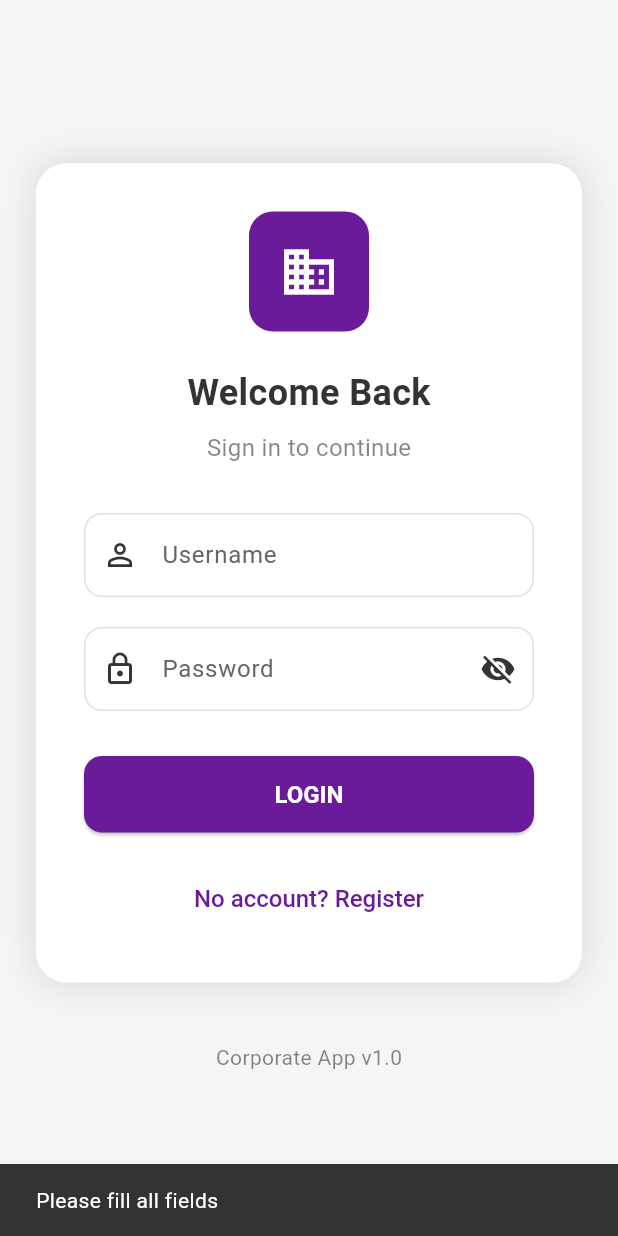
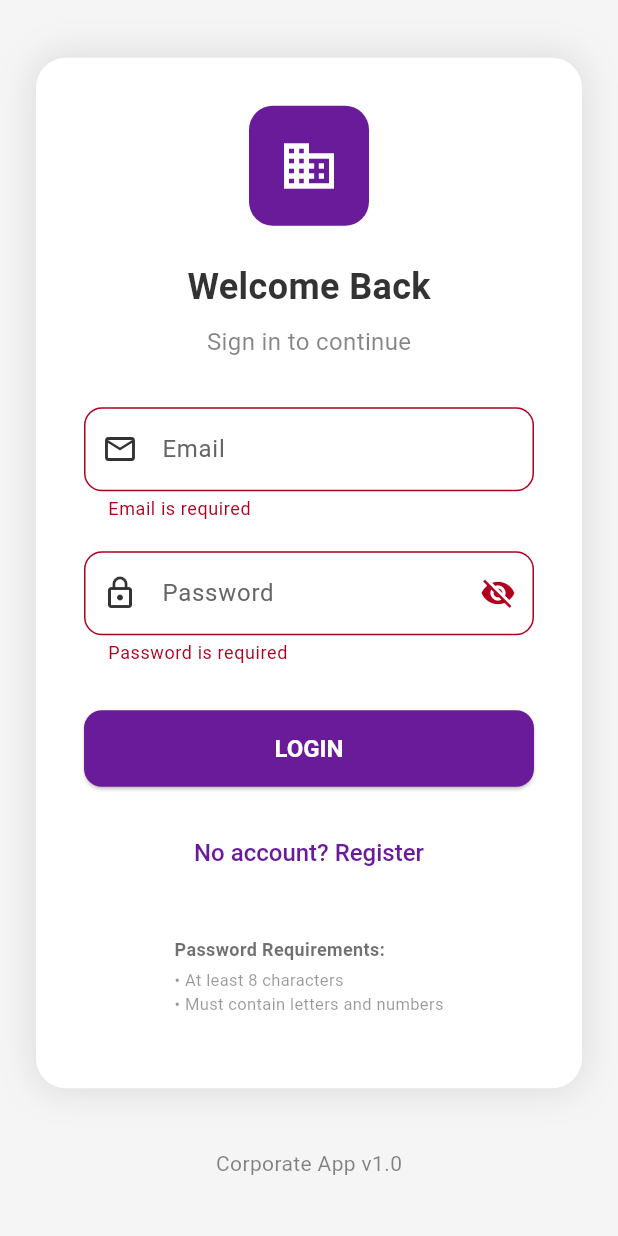
Before and after one commit to DidarTito/corporate_app, a Flutter app: the screen it shows after launch, after a tap on "LOGIN", on a phone screen of 412 x 824 dp. Run offline on Flutter 3.47's test engine with Material 3 defaults, Android fonts, the phone set to English and light mode, and no system bars.

Commit message:
login & theme: UI consistency and color scheme improvements

```diff
--- a/lib/screens/login_screen.dart
+++ b/lib/screens/login_screen.dart
@@ -1,5 +1,7 @@
 import 'package:flutter/material.dart';
+import 'package:provider/provider.dart';
 import 'home_screen.dart';
+import '../providers/settings_provider.dart';
 
 class LoginScreen extends StatefulWidget {
   const LoginScreen({super.key});
@@ -9,27 +11,67 @@ class LoginScreen extends StatefulWidget {
 }
 
 class _LoginScreenState extends State<LoginScreen> {
-  final TextEditingController _usernameController = TextEditingController();
+  final TextEditingController _emailController = TextEditingController();
   final TextEditingController _passwordController = TextEditingController();
   bool _isPasswordVisible = false;
+  String? _emailError;
+  String? _passwordError;
 
-  @override
-  void dispose() {
-    _usernameController.dispose();
-    _passwordController.dispose();
-    super.dispose();
+  bool _validateEmail(String email) {
+    // Basic email validation
+    final emailRegex = RegExp(r'^[a-zA-Z0-9._%+-]+@[a-zA-Z0-9.-]+\.[a-zA-Z]{2,}$');
+    return emailRegex.hasMatch(email);
   }
 
-  void _login() {
-    final username = _usernameController.text.trim();
+  bool _validatePassword(String password) {
+    // At least 8 characters, contains letters and numbers
+    if (password.length < 8) return false;
+
+    final hasLetters = RegExp(r'[a-zA-Z]').hasMatch(password);
+    final hasNumbers = RegExp(r'[0-9]').hasMatch(password);
+
+    return hasLetters && hasNumbers;
+  }
+
+  void _validateForm() {
+    setState(() {
+      _emailError = null;
+      _passwordError = null;
+
+      final email = _emailController.text.trim();
+      final password = _passwordController.text.trim();
+
+      if (email.isEmpty) {
+        _emailError = 'Email is required';
+      } else if (!_validateEmail(email)) {
+        _emailError = 'Please enter a valid email address';
+      }
+
+      if (password.isEmpty) {
+        _passwordError = 'Password is required';
+      } else if (password.length < 8) {
+        _passwordError = 'Password must be at least 8 characters';
+      } else if (!_validatePassword(password)) {
+        _passwordError = 'Password must contain letters and numbers';
+      }
+    });
+  }
+
+  void _login(BuildContext context) {
+    final email = _emailController.text.trim();
     final password = _passwordController.text.trim();
 
-    if (username.isEmpty || password.isEmpty) {
-      ScaffoldMessenger.of(context).showSnackBar(
-        const SnackBar(content: Text('Please fill all fields')),
-      );
+    // Validate form
+    _validateForm();
+
+    // Check if there are any errors
+    if (_emailError != null || _passwordError != null) {
       return;
     }
+
+    // Сохраняем email в провайдере
+    final settings = Provider.of<SettingsProvider>(context, listen: false);
+    settings.saveLoginEmail(email);
 
     // Mock login
     Navigator.pushReplacement(
@@ -103,17 +145,26 @@ class _LoginScreenState extends State<LoginScreen> {
                     ),
                     const SizedBox(height: 32),
 
-                    // Поле username
+                    // Поле email с валидацией
                     TextField(
-                      controller: _usernameController,
+                      controller: _emailController,
+                      keyboardType: TextInputType.emailAddress,
                       decoration: InputDecoration(
-                        labelText: 'Username',
-                        prefixIcon: const Icon(Icons.person_outline),
+                        labelText: 'Email',
+                        prefixIcon: const Icon(Icons.email_outlined),
+                        hintText: 'your.email@company.com',
+                        errorText: _emailError,
+                        errorStyle: const TextStyle(fontSize: 12),
                       ),
+                      onChanged: (value) {
+                        if (_emailError != null) {
+                          _validateForm();
+                        }
+                      },
                     ),
                     const SizedBox(height: 20),
 
-                    // Поле password
+                    // Поле password с валидацией
                     TextField(
                       controller: _passwordController,
                       obscureText: !_isPasswordVisible,
@@ -132,7 +183,19 @@ class _LoginScreenState extends State<LoginScreen> {
                             });
                           },
                         ),
+                        errorText: _passwordError,
+                        errorStyle: const TextStyle(fontSize: 12),
+                        helperText: 'At least 8 characters with letters and numbers',
+                        helperStyle: TextStyle(
+                          fontSize: 11,
+                          color: theme.colorScheme.onSurface.withOpacity(0.5),
+                        ),
                       ),
+                      onChanged: (value) {
+                        if (_passwordError != null) {
+                          _validateForm();
+                        }
+                      },
                     ),
                     const SizedBox(height: 30),
 
@@ -140,7 +203,7 @@ class _LoginScreenState extends State<LoginScreen> {
                     SizedBox(
                       width: double.infinity,
                       child: ElevatedButton(
-                        onPressed: _login,
+                        onPressed: () => _login(context),
                         child: const Text('LOGIN'),
                       ),
                     ),
@@ -156,6 +219,37 @@ class _LoginScreenState extends State<LoginScreen> {
                         );
                       },
                       child: const Text('No account? Register'),
+                    ),
+
+                    // Password requirements
+                    const SizedBox(height: 16),
+                    Card(
+                      elevation: 0,
+                      color: theme.colorScheme.surfaceVariant.withOpacity(0.3),
+                      child: Padding(
+                        padding: const EdgeInsets.all(12),
+                        child: Column(
+                          crossAxisAlignment: CrossAxisAlignment.start,
+                          children: [
+                            Text(
+                              'Password Requirements:',
+                              style: TextStyle(
+                                fontSize: 12,
+                                fontWeight: FontWeight.w600,
+                                color: theme.colorScheme.onSurface.withOpacity(0.7),
+                              ),
+                            ),
+                            const SizedBox(height: 4),
+                            Text(
+                              '• At least 8 characters\n• Must contain letters and numbers',
+                              style: TextStyle(
+                                fontSize: 11,
+                                color: theme.colorScheme.onSurface.withOpacity(0.5),
+                              ),
+                            ),
+                          ],
+                        ),
+                      ),
                     ),
                   ],
                 ),
```
